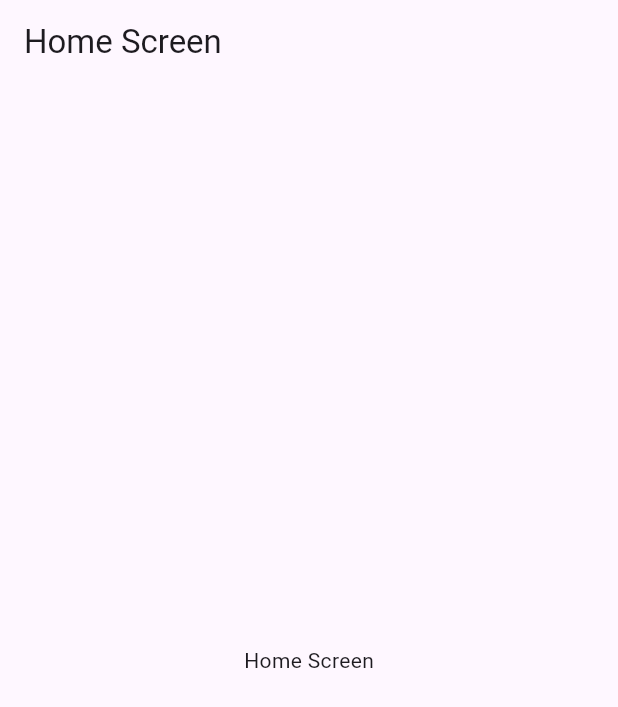
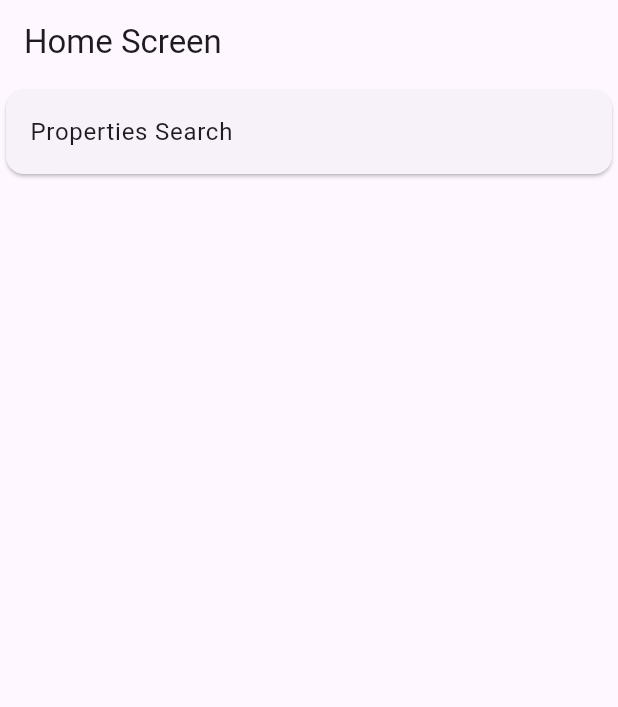
Before and after one commit to SandeshPAUDELs/CleanArchitecture, a Flutter app: the screen it shows after launch, on a phone screen of 412 x 824 dp. Shown: the top 707 px of the screen. Run offline on Flutter 3.47's test engine with Material 3 defaults, Android fonts, the phone set to English and light mode, and no system bars; our stand-ins replace equatable, flutter_bloc.

Commit message:
fetch search properties fetch successful

```diff
--- a/lib/app/my_app.dart
+++ b/lib/app/my_app.dart
@@ -1,17 +1,35 @@
 import 'package:clean_arch/core/config/routes/routes.dart';
 import 'package:clean_arch/core/config/routes/routes_name.dart';
+import 'package:clean_arch/module/data/sources/properties/search_properties_source.dart';
+import 'package:clean_arch/module/domain/repositories/search_props_repo_impl.dart';
+import 'package:clean_arch/module/domain/usecases/search_props_usecases.dart';
+import 'package:clean_arch/module/presentation/bLoc/properties/search_properties_bloc.dart';
 import 'package:flutter/material.dart';
+import 'package:flutter_bloc/flutter_bloc.dart';
 
 class MyApp extends StatelessWidget {
   const MyApp({super.key});
 
   @override
   Widget build(BuildContext context) {
-    return MaterialApp(
-      title: 'Clean Architecture',
-      debugShowCheckedModeBanner: false,
-      initialRoute: AppRoutesName.homeScreen,
-      onGenerateRoute: Routes.generateRoute,
+    final SearchPropertiesDataSource dataSource =
+        SearchPropertiesDataSourceImpl();
+    final SearchPropsRepoImpl repository = SearchPropsRepoImpl(dataSource);
+    final SearchPropsUsecases fetchsearchProperties =
+        SearchPropsUsecases(repository: repository);
+
+    return MultiBlocProvider(
+      providers: [
+        BlocProvider<SearchPropertiesBloc>(
+            create: (context) => SearchPropertiesBloc(
+                searchPropsUsecases: fetchsearchProperties)),
+      ],
+      child: MaterialApp(
+        title: 'Clean Architecture',
+        debugShowCheckedModeBanner: false,
+        initialRoute: AppRoutesName.homeScreen,
+        onGenerateRoute: Routes.generateRoute,
+      ),
     );
   }
 }
--- a/lib/core/config/routes/routes.dart
+++ b/lib/core/config/routes/routes.dart
@@ -1,5 +1,10 @@
 import 'package:clean_arch/core/config/routes/routes_name.dart';
 import 'package:clean_arch/module/presentation/screens/home_screen.dart';
+import 'package:clean_arch/module/presentation/screens/lenders/lenders_details.dart';
+import 'package:clean_arch/module/presentation/screens/lenders/lenders_search.dart';
+import 'package:clean_arch/module/presentation/screens/properties/search_properties.dart';
+import 'package:clean_arch/module/presentation/screens/properties/search_properties_by_address.dart';
+import 'package:clean_arch/module/presentation/screens/property_details_zpid/proprty_school.dart';
 import 'package:flutter/material.dart';
 
 class Routes {
@@ -8,6 +13,30 @@ class Routes {
       case AppRoutesName.homeScreen:
         return MaterialPageRoute(
           builder: (context) => HomeScreen(),
+        );
+      case AppRoutesName.searchAddress:
+        return MaterialPageRoute(
+          builder: (context) => SearchPropertiesByAddress(),
+        );
+
+      case AppRoutesName.searchProperties:
+        return MaterialPageRoute(
+          builder: (context) => SearchProperties(),
+        );
+
+      case AppRoutesName.zpidSchool:
+        return MaterialPageRoute(
+          builder: (context) => ZPIDPropertySchool(),
+        );
+
+      case AppRoutesName.lendersSearch:
+        return MaterialPageRoute(
+          builder: (context) => LendersSearch(),
+        );
+
+      case AppRoutesName.lendersDetail:
+        return MaterialPageRoute(
+          builder: (context) => LendersDetails(),
         );
       default:
         return MaterialPageRoute(builder: (context) {
--- a/lib/core/config/routes/routes_name.dart
+++ b/lib/core/config/routes/routes_name.dart
@@ -1,3 +1,8 @@
 class AppRoutesName {
    static const String homeScreen = "home_screen";
+   static const String searchProperties = "search_properties";
+   static const String searchAddress = "search_address";
+   static const String zpidSchool = "zpid_school";
+   static const String lendersSearch = "lenders_search";
+  static const String lendersDetail = "lenders_detail";
 }
--- /dev/null
+++ b/lib/module/data/models/properties/search_props_models.dart
@@ -0,0 +1,43 @@
+class SearchPropertyModels {
+  final double bathrooms;
+  final double bedrooms;
+  final String city;
+  final String country;
+  final String currency;
+  final int daysOnZillow;
+  final String homeStatus;
+
+  SearchPropertyModels({
+    required this.bathrooms,
+    required this.bedrooms,
+    required this.city,
+    required this.country,
+    required this.currency,
+    required this.daysOnZillow,
+    required this.homeStatus,
+  });
+
+  factory SearchPropertyModels.fromJson(Map<String, dynamic> json) {
+    return SearchPropertyModels(
+      bathrooms: json['bathrooms']?.toDouble() ?? 0.0,
+      bedrooms: json['bedrooms']?.toDouble() ?? 0.0,
+      city: json['city'] ?? '',
+      country: json['country'] ?? '',
+      currency: json['currency'] ?? '',
+      daysOnZillow: json['daysOnZillow'] ?? 0,
+      homeStatus: json['homeStatus'] ?? '',
+    );
+  }
+
+  Map<String, dynamic> toJson() {
+    return {
+      'bathrooms': bathrooms,
+      'bedrooms': bedrooms,
+      'city': city,
+      'country': country,
+      'currency': currency,
+      'daysOnZillow': daysOnZillow,
+      'homeStatus': homeStatus,
+    };
+  }
+}
--- /dev/null
+++ b/lib/module/data/repository/search_props_repo.dart
@@ -0,0 +1,5 @@
+import 'package:clean_arch/module/domain/entities/properties/search_prop_entity.dart';
+
+abstract class SearchPropsRepositoy {
+  Future<List<SearchPropertyEntities>> fetchSearchProperties(String location);
+}
--- /dev/null
+++ b/lib/module/data/sources/properties/search_properties_source.dart
@@ -0,0 +1,37 @@
+import 'dart:convert';
+import 'package:http/http.dart' as http;
+import 'package:clean_arch/module/data/models/properties/search_props_models.dart';
+
+abstract class  SearchPropertiesDataSource {
+  Future<List<SearchPropertyModels>> fetchSearchProperties(String location);
+}
+
+class SearchPropertiesDataSourceImpl extends SearchPropertiesDataSource {
+  final String baseUrl = "https://zillow56.p.rapidapi.com/search";
+
+  final Map<String, String> headers = {
+    'X-RapidAPI-Key': 'aeae6df08cmshbac9f3fe15ccecdp104079jsn4dcae9797613',
+    'X-RapidAPI-Host': 'zillow56.p.rapidapi.com',
+  };
+
+  @override
+  Future<List<SearchPropertyModels>> fetchSearchProperties(String location) async {
+    final response = await http.get(
+      Uri.parse('$baseUrl?location=$location'),
+      headers: headers,
+    );
+
+    if (response.statusCode == 200) {
+      print(response.body);
+      final data = json.decode(response.body);
+      final List<dynamic> results = data['results'];
+      return results.map((json) => SearchPropertyModels.fromJson(json)).toList();
+    }
+    else if (response.statusCode == 401) {
+      throw Exception('Unauthorized');
+    }
+    else {
+      throw Exception('Failed to load properties');
+    }
+  }
+}
--- /dev/null
+++ b/lib/module/domain/entities/properties/search_prop_entity.dart
@@ -0,0 +1,18 @@
+class SearchPropertyEntities {
+  final double bathrooms;
+  final double bedrooms;
+  final String city;
+  final String country;
+  final String currency;
+  final int daysOnZillow;
+  final String homeStatus;
+  SearchPropertyEntities({
+    required this.bathrooms,
+    required this.bedrooms,
+    required this.city,
+    required this.country,
+    required this.currency,
+    required this.daysOnZillow,
+    required this.homeStatus,
+  });
+}
--- /dev/null
+++ b/lib/module/domain/usecases/search_props_usecases.dart
@@ -0,0 +1,12 @@
+import 'package:clean_arch/module/data/repository/search_props_repo.dart';
+import 'package:clean_arch/module/domain/entities/properties/search_prop_entity.dart';
+
+class SearchPropsUsecases {
+  final SearchPropsRepositoy repository;
+
+  SearchPropsUsecases({required this.repository});
+
+  Future<List<SearchPropertyEntities>> call(String location) async {
+    return await repository.fetchSearchProperties(location);
+  }
+}
--- /dev/null
+++ b/lib/module/presentation/bLoc/properties/search_properties_bloc.dart
@@ -0,0 +1,21 @@
+
+import 'package:clean_arch/module/presentation/bLoc/properties/search_properties_event.dart';
+import 'package:clean_arch/module/presentation/bLoc/properties/search_properties_state.dart';
+import 'package:clean_arch/module/domain/usecases/search_props_usecases.dart';
+import 'package:flutter_bloc/flutter_bloc.dart';
+
+class SearchPropertiesBloc extends Bloc<FetchSearchProperties, SearchPropertiesState> {
+  final SearchPropsUsecases searchPropsUsecases;
+
+  SearchPropertiesBloc({required this.searchPropsUsecases}) : super(SearchPropertiesInitial()) {
+    on<FetchSearchProperties>((event, emit) async {
+      emit(SearchPropertiesLoading());
+      try {
+        final searchProperties = await searchPropsUsecases(event.location);
+        emit(SearchPropertiesLoaded(searchProperties: searchProperties));
+      } catch (e) {
+        emit(SearchPropertiesError(message: e.toString()));
+      }
+    });
+  }
+}
--- /dev/null
+++ b/lib/module/presentation/bLoc/properties/search_properties_event.dart
@@ -0,0 +1,14 @@
+import 'package:equatable/equatable.dart';
+
+abstract class SearchEvent extends Equatable{
+  const SearchEvent();
+  @override
+  List<Object?> get props => [];
+
+}
+class FetchSearchProperties extends SearchEvent{
+  final String location;
+  const FetchSearchProperties({required this.location});
+  @override
+  List<Object?> get props => [location];
+}
--- /dev/null
+++ b/lib/module/presentation/bLoc/properties/search_properties_state.dart
@@ -0,0 +1,24 @@
+import 'package:clean_arch/module/domain/entities/properties/search_prop_entity.dart';
+import 'package:equatable/equatable.dart';
+
+class SearchPropertiesState extends Equatable{
+  @override
+  // TODO: implement props
+  List<Object?> get props => [];
+}
+
+class SearchPropertiesInitial extends SearchPropertiesState{}
+class SearchPropertiesLoading extends SearchPropertiesState{}
+class SearchPropertiesLoaded extends SearchPropertiesState{
+  final List<SearchPropertyEntities> searchProperties;
+  SearchPropertiesLoaded({required this.searchProperties});
+  @override
+  List<Object?> get props => [searchProperties];
+
+}
+class SearchPropertiesError extends SearchPropertiesState{
+  final String message;
+  SearchPropertiesError({required this.message});
+  @override
+  List<Object?> get props => [message];
+}
--- a/lib/module/presentation/screens/home_screen.dart
+++ b/lib/module/presentation/screens/home_screen.dart
@@ -1,3 +1,4 @@
+import 'package:clean_arch/core/config/routes/routes_name.dart';
 import 'package:flutter/material.dart';
 
 class HomeScreen extends StatelessWidget {
@@ -5,12 +6,29 @@ class HomeScreen extends StatelessWidget {
 
   @override
   Widget build(BuildContext context) {
+    final screens = [
+      {
+        'title': 'Properties Search',
+        'route': AppRoutesName.searchProperties,
+      }
+    ];
     return Scaffold(
       appBar: AppBar(
         title: const Text("Home Screen"),
       ),
-      body: Center(
-        child: const Text("Home Screen"),
+      body: ListView.builder(
+        itemCount: screens.length,
+        itemBuilder: (context, index) {
+          final screen = screens[index];
+          return Card(
+            child: ListTile(
+              title: Text(screen['title']!),
+              onTap: () {
+                Navigator.pushNamed(context, screen['route']!);
+              },
+            ),
+          );
+        },
       ),
     );
   }
--- a/pubspec.yaml
+++ b/pubspec.yaml
@@ -34,6 +34,11 @@ dependencies:
   # The following adds the Cupertino Icons font to your application.
   # Use with the CupertinoIcons class for iOS style icons.
   cupertino_icons: ^1.0.8
+  get_it: ^8.0.3
+  http: ^1.3.0
+  bloc: ^9.0.0
+  equatable: ^2.0.7
+  flutter_bloc: ^9.1.0
 
 dev_dependencies:
   flutter_test:
```
Also changed, not shown: lib/module/domain/repositories/search_props_repo_impl.dart (added, +24 -0 lines), lib/module/presentation/screens/lenders/lenders_details.dart (added, +10 -0 lines), lib/module/presentation/screens/lenders/lenders_search.dart (added, +10 -0 lines), lib/module/presentation/screens/properties/search_properties.dart (added, +39 -0 lines), lib/module/presentation/screens/properties/search_properties_by_address.dart (added, +10 -0 lines), lib/module/presentation/screens/property_details_zpid/proprty_school.dart (added, +10 -0 lines), pubspec.lock.
